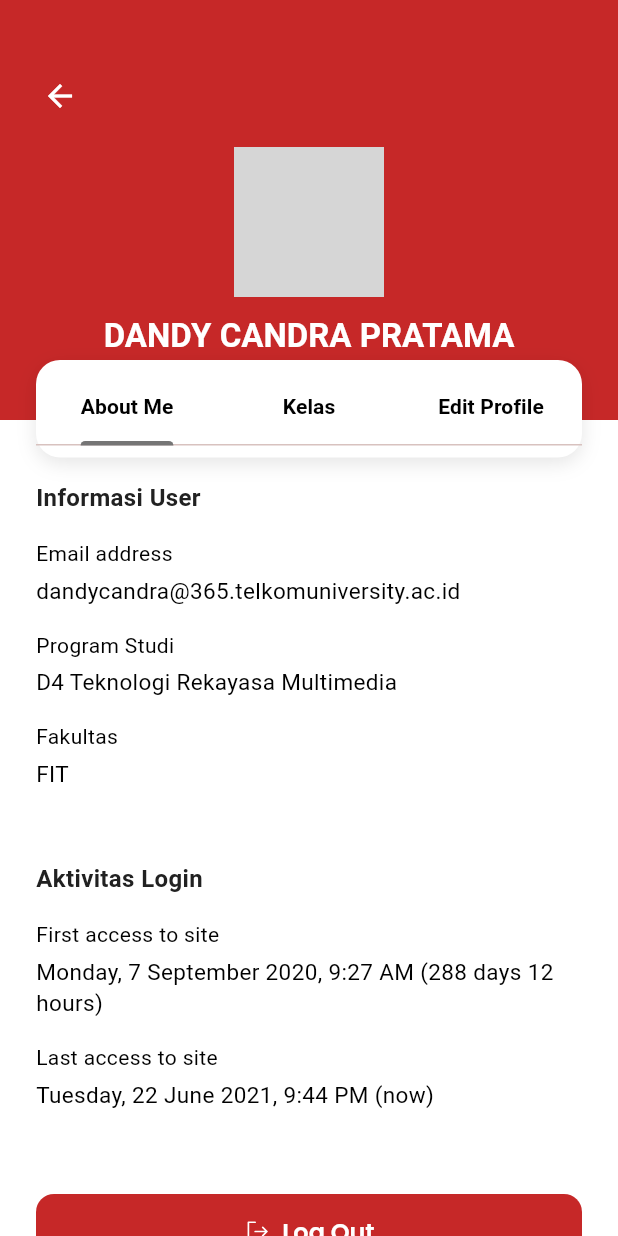
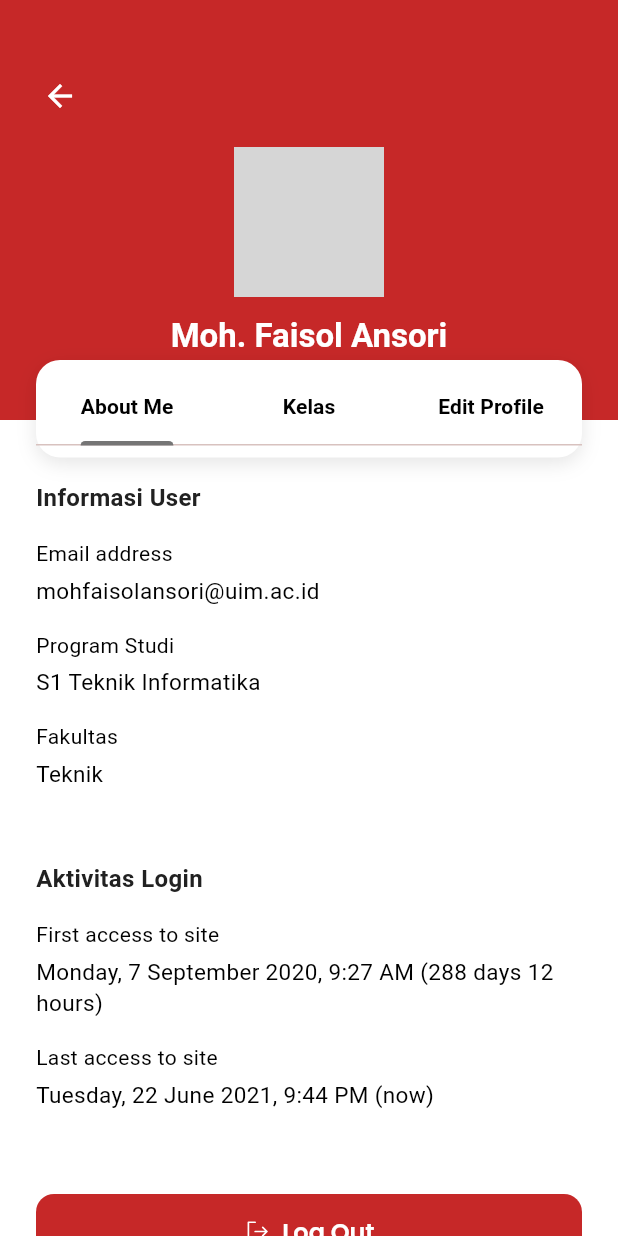
Before and after one commit to faisol35/lms_app, a Flutter app: the ProfileScreen screen opened by its route, on a phone screen of 412 x 824 dp. Run offline on Flutter 3.47's test engine with Material 3 defaults, Android fonts, the phone set to English and light mode, and no system bars; our stand-ins replace go_router, google_fonts, phosphor_flutter; grey boxes are pictures that could not be loaded.

Commit message:
perubahan identitas

```diff
--- a/lib/features/home/dashboard_screen.dart
+++ b/lib/features/home/dashboard_screen.dart
@@ -32,7 +32,7 @@ class DashboardScreen extends StatelessWidget {
                           ).textTheme.bodyMedium?.copyWith(color: Colors.white),
                         ),
                         Text(
-                          'DANDY CANDRA PRATAMA',
+                          'Moh. Faisol Ansori',
                           style: Theme.of(context).textTheme.titleMedium
                               ?.copyWith(
                                 color: Colors.white,
--- a/lib/features/profile/profile_screen.dart
+++ b/lib/features/profile/profile_screen.dart
@@ -65,7 +65,7 @@ class ProfileScreen extends StatelessWidget {
                       ),
                       const SizedBox(height: 12),
                       Text(
-                        'DANDY CANDRA PRATAMA',
+                        'Moh. Faisol Ansori',
                         style: Theme.of(context).textTheme.titleLarge?.copyWith(
                           color: Colors.white,
                           fontWeight: FontWeight.bold,
@@ -143,12 +143,9 @@ class _AboutMeView extends StatelessWidget {
           style: TextStyle(fontWeight: FontWeight.bold, fontSize: 16),
         ),
         const SizedBox(height: 16),
-        _buildInfoItem(
-          'Email address',
-          'dandycandra@365.telkomuniversity.ac.id',
-        ),
-        _buildInfoItem('Program Studi', 'D4 Teknologi Rekayasa Multimedia'),
-        _buildInfoItem('Fakultas', 'FIT'),
+        _buildInfoItem('Email address', 'mohfaisolansori@uim.ac.id'),
+        _buildInfoItem('Program Studi', 'S1 Teknik Informatika'),
+        _buildInfoItem('Fakultas', 'Teknik'),
 
         const SizedBox(height: 32),
 
```
